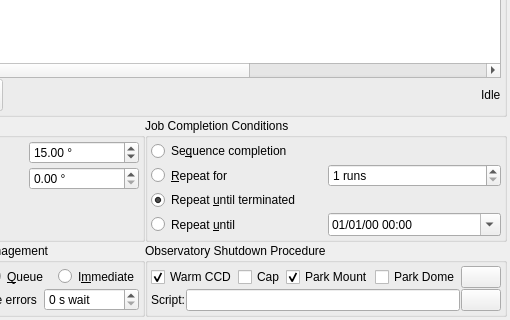
First picture: the form in kstars-astropi/kstars/ekos/scheduler/scheduler.ui, repository Andre87osx/AstroPi-system, before the edit; both pictures show x 415 to 925 and y 112 to 432 of the 925 by 432 pixel window.
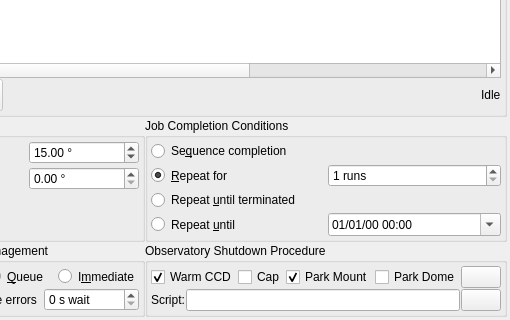
Second picture: the form after the edit. Icons and pictures are not drawn. Custom widgets are drawn as their Qt base class.

Commit message: change sheduler loop method use REPEAT FOR as default

```diff
--- a/kstars-astropi/kstars/ekos/scheduler/scheduler.ui
+++ b/kstars-astropi/kstars/ekos/scheduler/scheduler.ui
@@ -1281,6 +1281,9 @@
             <property name="text">
              <string>&amp;Repeat for</string>
             </property>
+            <property name="checked">
+             <bool>true</bool>
+            </property>
             <attribute name="buttonGroup">
              <string notr="true">completionButtonGroup</string>
             </attribute>
@@ -1382,9 +1385,6 @@
             <property name="text">
              <string>Repeat &amp;until terminated</string>
             </property>
-            <property name="checked">
-             <bool>true</bool>
-            </property>
             <attribute name="buttonGroup">
              <string notr="true">completionButtonGroup</string>
             </attribute>
```
